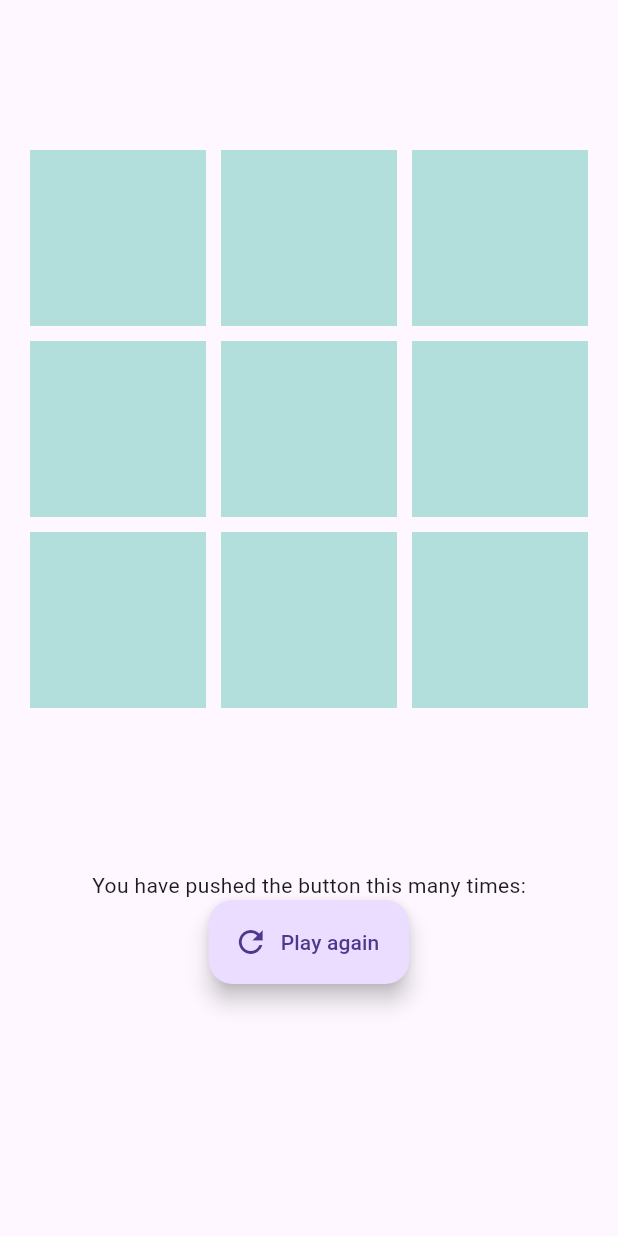
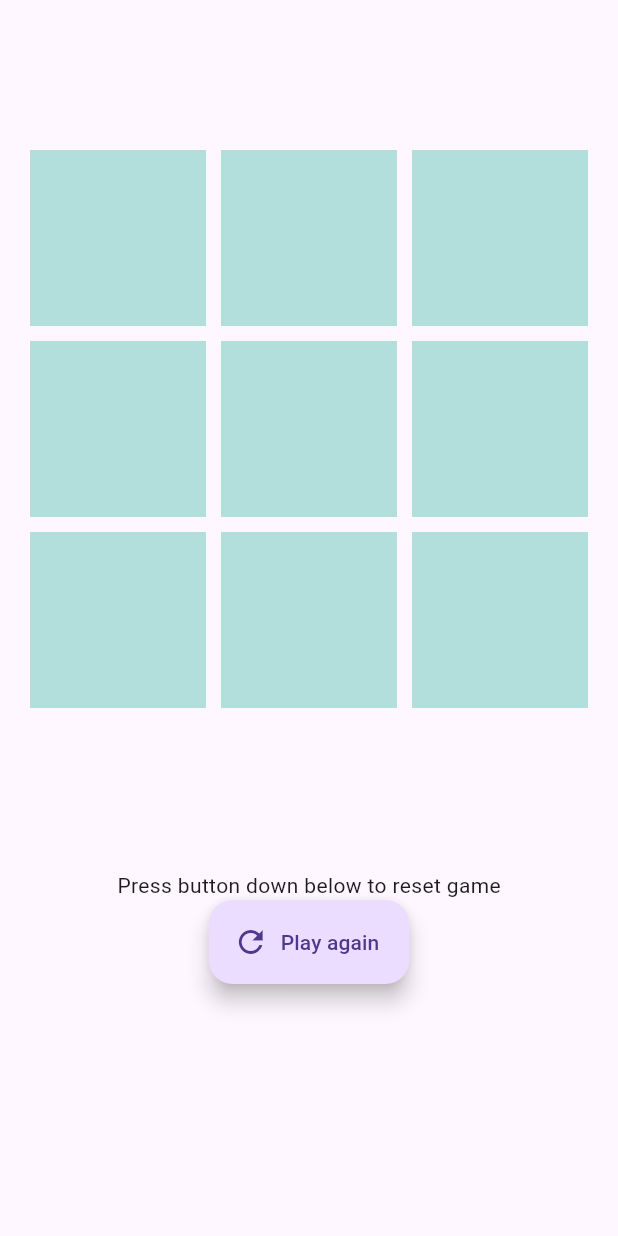
Before and after one commit to NickUseGitHub/tictactoe, a Flutter app: the screen it shows after launch, on a phone screen of 412 x 824 dp. Run offline on Flutter 3.47's test engine with Material 3 defaults, Android fonts, the phone set to English and light mode, and no system bars; our stand-ins replace firebase_auth, firebase_core, flutter_native_splash, fluttertoast; accounts and stored records are empty.

Commit message:
chore: change message for button

```diff
--- a/lib/pages/board.dart
+++ b/lib/pages/board.dart
@@ -113,7 +113,7 @@ class _BoardState extends State<Board> {
             crossAxisAlignment: CrossAxisAlignment.center,
             children: const <Widget>[
               Text(
-                'You have pushed the button this many times:',
+                'Press button down below to reset game',
               ),
             ],
           ),
```
